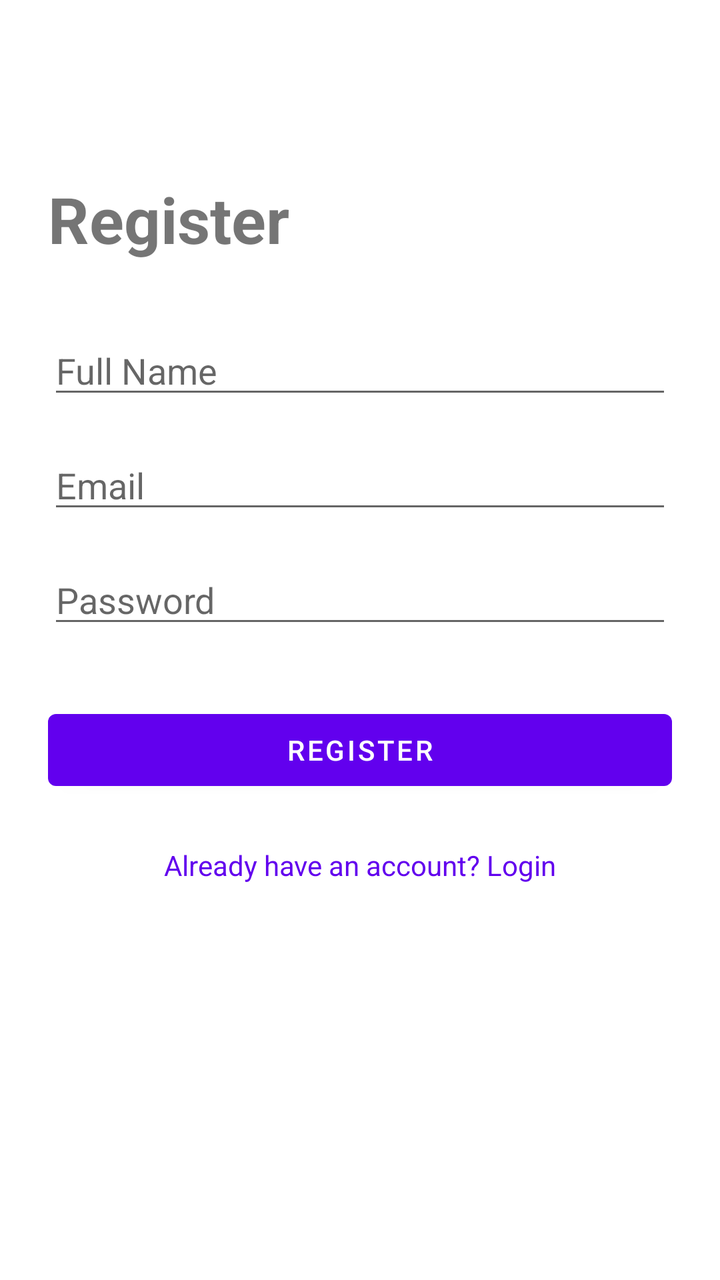
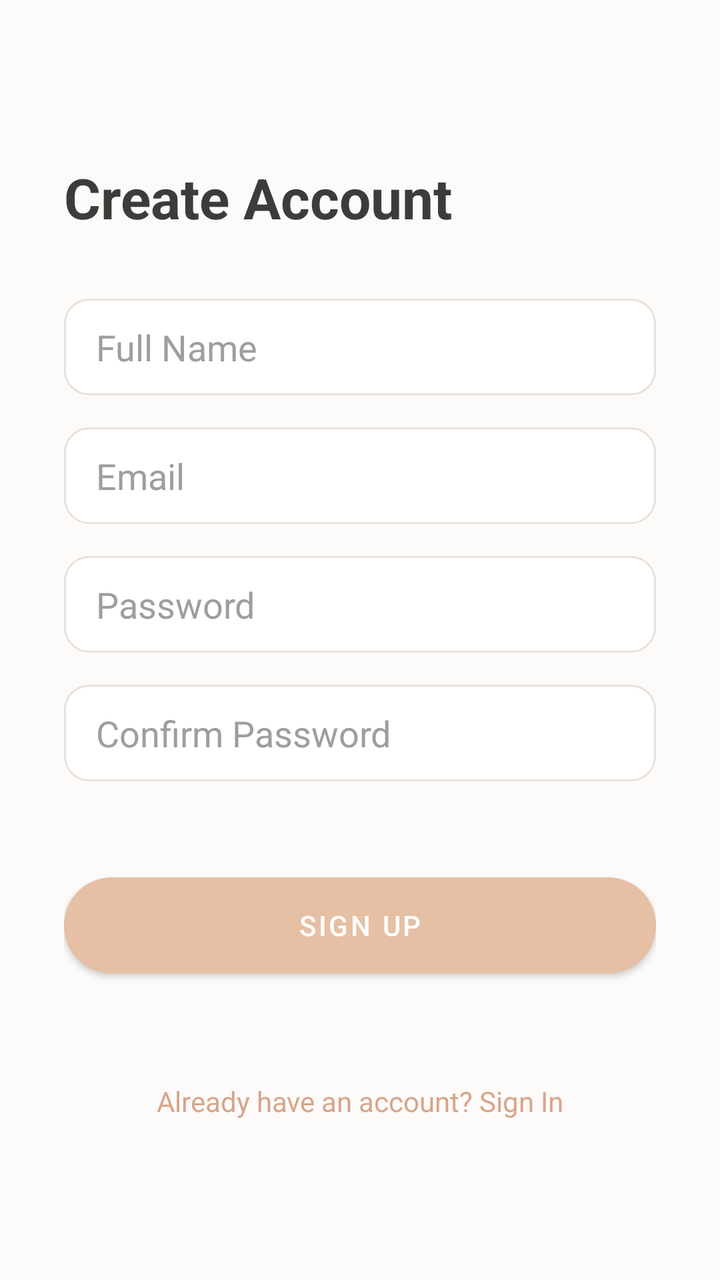

The first picture is an Android layout as it rendered before a commit; the second is the same layout after the commit. The layout source and the unified diff follow.
<!-- AndroidManifest.xml: application theme Theme.OutfitStudio -->
<!-- res/layout/activity_register.xml -->
<?xml version="1.0" encoding="utf-8"?>
<androidx.constraintlayout.widget.ConstraintLayout xmlns:android="http://schemas.android.com/apk/res/android"
    xmlns:app="http://schemas.android.com/apk/res-auto"
    android:layout_width="match_parent"
    android:layout_height="match_parent"
    android:padding="24dp">

    <TextView
        android:id="@+id/tvRegisterTitle"
        android:layout_width="wrap_content"
        android:layout_height="wrap_content"
        android:text="@string/title_register"
        android:textSize="32sp"
        android:textStyle="bold"
        app:layout_constraintTop_toTopOf="parent"
        app:layout_constraintStart_toStartOf="parent"
        android:layout_marginTop="64dp"/>

    <EditText
        android:id="@+id/etName"
        android:layout_width="match_parent"
        android:layout_height="wrap_content"
        android:hint="@string/prompt_name"
        android:inputType="textPersonName"
        app:layout_constraintTop_toBottomOf="@id/tvRegisterTitle"
        android:layout_marginTop="32dp"/>

    <EditText
        android:id="@+id/etEmail"
        android:layout_width="match_parent"
        android:layout_height="wrap_content"
        android:hint="@string/prompt_email"
        android:inputType="textEmailAddress"
        app:layout_constraintTop_toBottomOf="@id/etName"
        android:layout_marginTop="16dp"/>

    <EditText
        android:id="@+id/etPassword"
        android:layout_width="match_parent"
        android:layout_height="wrap_content"
        android:hint="@string/prompt_password"
        android:inputType="textPassword"
        app:layout_constraintTop_toBottomOf="@id/etEmail"
        android:layout_marginTop="16dp"/>

    <Button
        android:id="@+id/btnRegister"
        android:layout_width="match_parent"
        android:layout_height="wrap_content"
        android:text="@string/action_register"
        app:layout_constraintTop_toBottomOf="@id/etPassword"
        android:layout_marginTop="32dp"/>

    <TextView
        android:id="@+id/tvToLogin"
        android:layout_width="wrap_content"
        android:layout_height="wrap_content"
        android:text="@string/action_to_login"
        android:textColor="?attr/colorPrimary"
        android:padding="8dp"
        app:layout_constraintTop_toBottomOf="@id/btnRegister"
        app:layout_constraintStart_toStartOf="parent"
        app:layout_constraintEnd_toEndOf="parent"
        android:layout_marginTop="16dp"/>

</androidx.constraintlayout.widget.ConstraintLayout>
<!-- resources referenced by this layout -->
<resources>
  <string name="action_register">Register</string>
  <string name="action_to_login">Already have an account? Login</string>
  <string name="prompt_email">Email</string>
  <string name="prompt_name">Full Name</string>
  <string name="prompt_password">Password</string>
  <string name="title_register">Register</string>
  <style name="Theme.OutfitStudio" parent="Theme.MaterialComponents.DayNight.NoActionBar">
          
          <item name="colorPrimary">#6200EE</item>
          <item name="colorPrimaryVariant">#3700B3</item>
          <item name="colorOnPrimary">#FFFFFF</item>
          
          <item name="colorSecondary">#03DAC5</item>
          <item name="colorSecondaryVariant">#018786</item>
          <item name="colorOnSecondary">#000000</item>
          
          <item name="android:statusBarColor">?attr/colorPrimaryVariant</item>
      </style>
</resources>

<!-- the commit's change to res/layout/activity_register.xml (unified diff, before → after) -->
@@ -3,25 +3,30 @@
     xmlns:app="http://schemas.android.com/apk/res-auto"
     android:layout_width="match_parent"
     android:layout_height="match_parent"
-    android:padding="24dp">
+    android:background="@color/background"
+    android:padding="32dp">
 
     <TextView
         android:id="@+id/tvRegisterTitle"
         android:layout_width="wrap_content"
         android:layout_height="wrap_content"
-        android:text="@string/title_register"
-        android:textSize="32sp"
+        android:text="Create Account"
+        android:textSize="28sp"
         android:textStyle="bold"
+        android:textColor="@color/on_background"
         app:layout_constraintTop_toTopOf="parent"
         app:layout_constraintStart_toStartOf="parent"
-        android:layout_marginTop="64dp"/>
+        android:layout_marginTop="48dp"/>
 
     <EditText
         android:id="@+id/etName"
         android:layout_width="match_parent"
         android:layout_height="wrap_content"
-        android:hint="@string/prompt_name"
+        android:hint="Full Name"
         android:inputType="textPersonName"
+        android:background="@drawable/bg_edit_text"
+        android:textColor="@color/on_surface"
+        android:textColorHint="@color/text_hint"
         app:layout_constraintTop_toBottomOf="@id/tvRegisterTitle"
         android:layout_marginTop="32dp"/>
 
@@ -29,8 +34,11 @@
         android:id="@+id/etEmail"
         android:layout_width="match_parent"
         android:layout_height="wrap_content"
-        android:hint="@string/prompt_email"
+        android:hint="Email"
         android:inputType="textEmailAddress"
+        android:background="@drawable/bg_edit_text"
+        android:textColor="@color/on_surface"
+        android:textColorHint="@color/text_hint"
         app:layout_constraintTop_toBottomOf="@id/etName"
         android:layout_marginTop="16dp"/>
 
@@ -38,29 +46,57 @@
         android:id="@+id/etPassword"
         android:layout_width="match_parent"
         android:layout_height="wrap_content"
-        android:hint="@string/prompt_password"
+        android:hint="Password"
         android:inputType="textPassword"
+        android:background="@drawable/bg_edit_text"
+        android:textColor="@color/on_surface"
+        android:textColorHint="@color/text_hint"
         app:layout_constraintTop_toBottomOf="@id/etEmail"
+        android:layout_marginTop="16dp"/>
+
+    <EditText
+        android:id="@+id/etConfirmPassword"
+        android:layout_width="match_parent"
+        android:layout_height="wrap_content"
+        android:hint="Confirm Password"
+        android:inputType="textPassword"
+        android:background="@drawable/bg_edit_text"
+        android:textColor="@color/on_surface"
+        android:textColorHint="@color/text_hint"
+        app:layout_constraintTop_toBottomOf="@id/etPassword"
         android:layout_marginTop="16dp"/>
 
     <Button
         android:id="@+id/btnRegister"
         android:layout_width="match_parent"
         android:layout_height="wrap_content"
-        android:text="@string/action_register"
-        app:layout_constraintTop_toBottomOf="@id/etPassword"
-        android:layout_marginTop="32dp"/>
+        android:text="Sign Up"
+        android:textColor="@color/on_primary"
+        android:background="@drawable/bg_button_rounded"
+        app:layout_constraintTop_toBottomOf="@id/etConfirmPassword"
+        android:layout_marginTop="48dp"
+        app:backgroundTint="@null"/>
+
+    <ProgressBar
+        android:id="@+id/progressBar"
+        android:layout_width="wrap_content"
+        android:layout_height="wrap_content"
+        android:visibility="gone"
+        app:layout_constraintTop_toTopOf="@id/btnRegister"
+        app:layout_constraintBottom_toBottomOf="@id/btnRegister"
+        app:layout_constraintStart_toStartOf="parent"
+        app:layout_constraintEnd_toEndOf="parent" />
 
     <TextView
         android:id="@+id/tvToLogin"
         android:layout_width="wrap_content"
         android:layout_height="wrap_content"
-        android:text="@string/action_to_login"
-        android:textColor="?attr/colorPrimary"
-        android:padding="8dp"
-        app:layout_constraintTop_toBottomOf="@id/btnRegister"
+        android:text="Already have an account? Sign In"
+        android:textColor="@color/primary_variant"
+        android:padding="16dp"
+        app:layout_constraintBottom_toBottomOf="parent"
         app:layout_constraintStart_toStartOf="parent"
         app:layout_constraintEnd_toEndOf="parent"
-        android:layout_marginTop="16dp"/>
+        android:layout_marginBottom="32dp"/>
 
 </androidx.constraintlayout.widget.ConstraintLayout>
<!-- resource entries referenced after the edit -->
@@ -1,22 +1,45 @@
 <!-- resources referenced by this layout -->
 <resources>
-  <string name="action_register">Register</string>
-  <string name="action_to_login">Already have an account? Login</string>
-  <string name="prompt_email">Email</string>
-  <string name="prompt_name">Full Name</string>
-  <string name="prompt_password">Password</string>
-  <string name="title_register">Register</string>
+  <color name="background">#FDFBF9</color>
+  <color name="on_background">#3E3C3A</color>
+  <color name="on_primary">#FFFFFF</color>
+  <color name="on_surface">#3E3C3A</color>
+  <color name="primary_variant">#D8A58B</color>
+  <color name="text_hint">#A09D9B</color>
+  <!-- drawable bg_button_rounded (drawable) -->
+  <?xml version="1.0" encoding="utf-8"?>
+  <shape xmlns:android="http://schemas.android.com/apk/res/android"
+      android:shape="rectangle">
+      <solid android:color="@color/primary"/>
+      <corners android:radius="24dp"/>
+  </shape>
+  <!-- drawable bg_edit_text (drawable) -->
+  <?xml version="1.0" encoding="utf-8"?>
+  <shape xmlns:android="http://schemas.android.com/apk/res/android"
+      android:shape="rectangle">
+      <solid android:color="@color/surface"/>
+      <stroke android:width="1dp" android:color="@color/card_border"/>
+      <corners android:radius="12dp"/>
+      <padding android:left="16dp" android:right="16dp" android:top="12dp" android:bottom="12dp"/>
+  </shape>
   <style name="Theme.OutfitStudio" parent="Theme.MaterialComponents.DayNight.NoActionBar">
           
-          <item name="colorPrimary">#6200EE</item>
-          <item name="colorPrimaryVariant">#3700B3</item>
-          <item name="colorOnPrimary">#FFFFFF</item>
+          <item name="colorPrimary">@color/primary</item>
+          <item name="colorPrimaryVariant">@color/primary_variant</item>
+          <item name="colorOnPrimary">@color/on_primary</item>
           
-          <item name="colorSecondary">#03DAC5</item>
-          <item name="colorSecondaryVariant">#018786</item>
-          <item name="colorOnSecondary">#000000</item>
+          <item name="colorSecondary">@color/primary</item>
+          <item name="colorSecondaryVariant">@color/primary_variant</item>
+          <item name="colorOnSecondary">@color/on_primary</item>
           
-          <item name="android:statusBarColor">?attr/colorPrimaryVariant</item>
+          <item name="android:colorBackground">@color/background</item>
+          <item name="colorSurface">@color/surface</item>
+          
+          <item name="android:statusBarColor">@color/background</item>
+          <item name="android:windowLightStatusBar">true</item>
       </style>
+  <color name="primary">#E5C0A4</color>
+  <color name="surface">#FFFFFF</color>
+  <color name="card_border">#EAE1D9</color>
 </resources>
 
